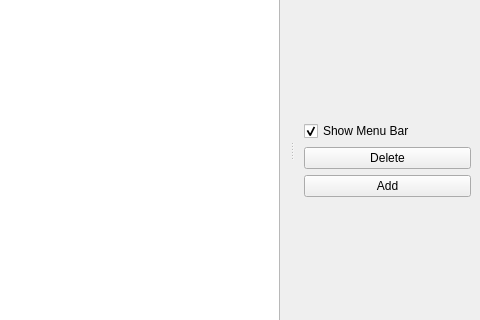
First picture: the form in my_dictionary/my_dictionary/mainwindow.ui, repository draco-sam/myDictionary, before the edit; both pictures show x 338 to 818 and y 177 to 497 of the 818 by 686 pixel window.
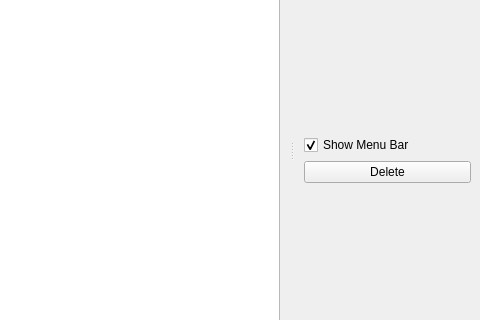
Second picture: the form after the edit. Icons and pictures are not drawn.

Commit message:
In mainwindow.ui : - add button was removed.
In mainwindow.cpp : - Cleaning old code to add and manage words on last editable row.

The edit to the form file:
```diff
--- a/my_dictionary/my_dictionary/mainwindow.ui
+++ b/my_dictionary/my_dictionary/mainwindow.ui
@@ -297,18 +297,6 @@
          </property>
         </widget>
        </item>
-       <item>
-        <widget class="QPushButton" name="pb_add">
-         <property name="font">
-          <font>
-           <bold>false</bold>
-          </font>
-         </property>
-         <property name="text">
-          <string>Add</string>
-         </property>
-        </widget>
-       </item>
       </layout>
      </item>
     </layout>
```
The commit also changes 5 other files.
